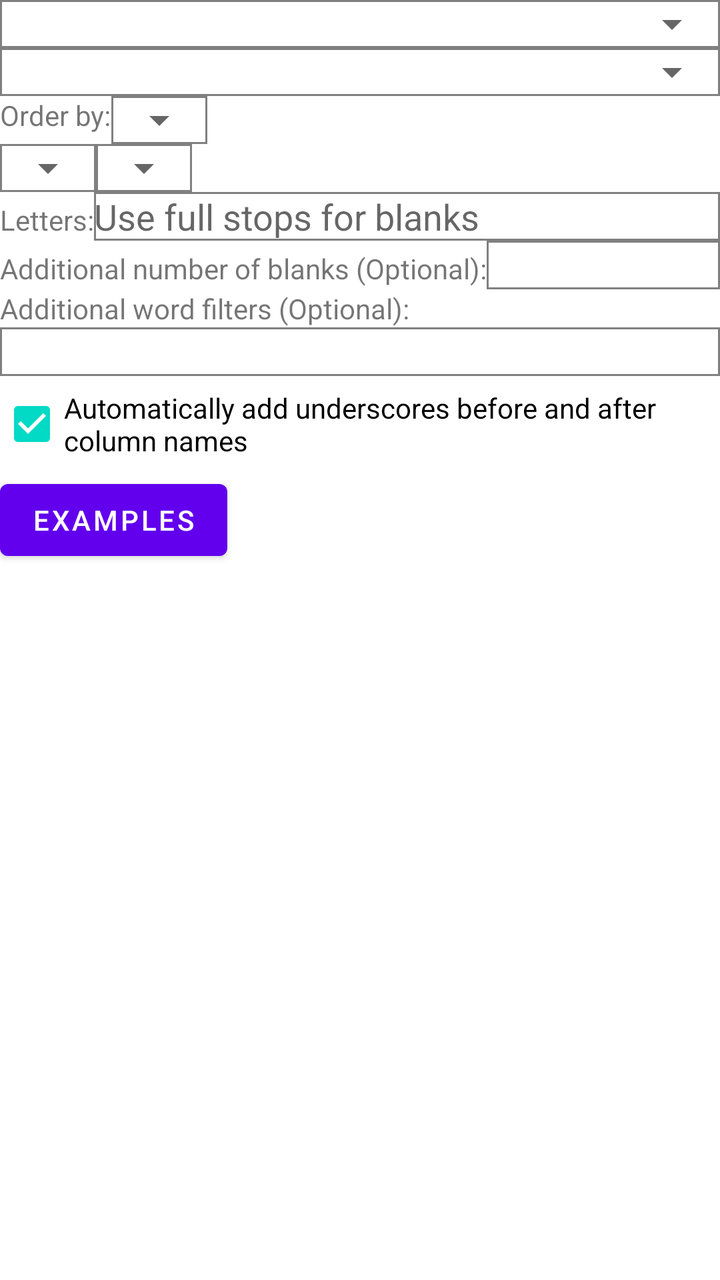
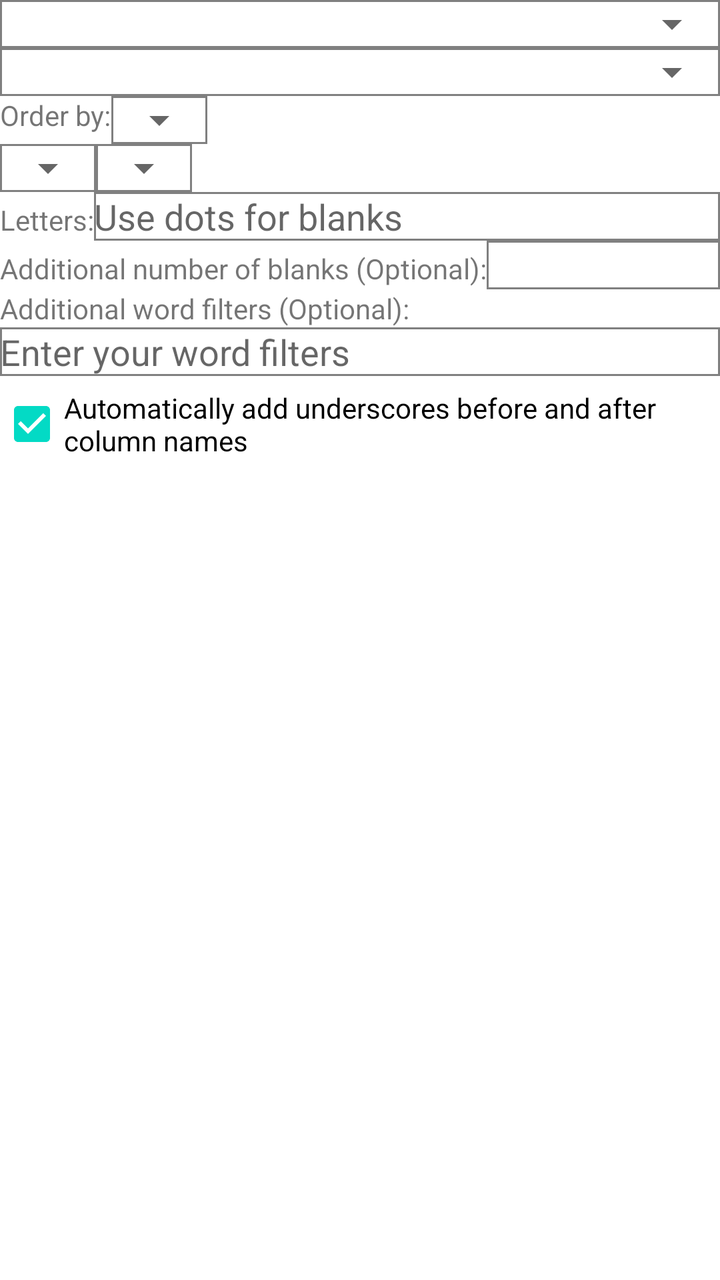

Before-and-after screenshots of an Android layout around one commit, followed by the original layout XML and the change that was made.
<!-- AndroidManifest.xml: application theme Theme.WordQuiz -->
<!-- res/layout/subanagram.xml -->
<?xml version="1.0" encoding="utf-8"?>
<ScrollView xmlns:android="http://schemas.android.com/apk/res/android"
    android:layout_width="match_parent"
    android:layout_height="wrap_content">
    <LinearLayout
        android:orientation="vertical"
        android:layout_width="match_parent"
        android:layout_height="wrap_content">
        <FrameLayout
            android:layout_width="match_parent"
            android:layout_height="wrap_content"
            android:background="@drawable/rectangle">
            <Spinner
                android:id="@+id/spinner37"
                android:layout_width="match_parent"
                android:layout_height="wrap_content" />
        </FrameLayout>
        <FrameLayout
            android:layout_width="match_parent"
            android:layout_height="wrap_content"
            android:background="@drawable/rectangle">
            <Spinner
                android:id="@+id/spinner10"
                android:layout_width="match_parent"
                android:layout_height="wrap_content" />
        </FrameLayout>
        <LinearLayout
            android:orientation="horizontal"
            android:layout_width="match_parent"
            android:layout_height="wrap_content">
            <TextView
                android:layout_width="wrap_content"
                android:layout_height="wrap_content"
                android:text="Order by:"
                android:id="@+id/textview84">
            </TextView>
            <FrameLayout
                android:layout_width="wrap_content"
                android:layout_height="wrap_content"
                android:background="@drawable/rectangle">
                <Spinner
                    android:id="@+id/spinner31"
                    android:layout_width="wrap_content"
                    android:layout_height="wrap_content" />
            </FrameLayout>
        </LinearLayout>
        <LinearLayout
            android:orientation="horizontal"
            android:layout_width="match_parent"
            android:layout_height="wrap_content">
            <FrameLayout
                android:layout_width="wrap_content"
                android:layout_height="wrap_content"
                android:background="@drawable/rectangle">
                <Spinner
                    android:id="@+id/spinner32"
                    android:layout_width="wrap_content"
                    android:layout_height="wrap_content" />
            </FrameLayout>
            <FrameLayout
                android:layout_width="wrap_content"
                android:layout_height="wrap_content"
                android:background="@drawable/rectangle">
                <Spinner
                    android:id="@+id/spinner33"
                    android:layout_width="wrap_content"
                    android:layout_height="wrap_content" />
            </FrameLayout>
        </LinearLayout>
        <LinearLayout
            android:orientation="horizontal"
            android:layout_width="match_parent"
            android:layout_height="wrap_content">
            <TextView
                android:id="@+id/textview29"
                android:layout_width="wrap_content"
                android:layout_height="wrap_content"
                android:text="Letters:">
            </TextView>
            <EditText
                android:id="@+id/edittext19"
                android:layout_width="match_parent"
                android:layout_height="wrap_content"
                android:hint="Use full stops for blanks"
                android:background="@drawable/rectangle">
            </EditText>
        </LinearLayout>
        <LinearLayout
            android:orientation="horizontal"
            android:layout_width="match_parent"
            android:layout_height="wrap_content">
            <TextView
                android:id="@+id/textview30"
                android:layout_width="wrap_content"
                android:layout_height="wrap_content"
                android:text="Additional number of blanks (Optional):">
            </TextView>
            <EditText
                android:id="@+id/edittext20"
                android:layout_width="match_parent"
                android:layout_height="wrap_content"
                android:background="@drawable/rectangle"
                android:inputType="number">
            </EditText>
        </LinearLayout>
        <TextView
            android:id="@+id/textview31"
            android:layout_width="wrap_content"
            android:layout_height="wrap_content"
            android:text="Additional word filters (Optional):">
        </TextView>
        <EditText
            android:id="@+id/edittext29"
            android:layout_width="match_parent"
            android:layout_height="wrap_content"
            android:background="@drawable/rectangle">
        </EditText>
        <CheckBox
            android:id="@+id/checkbox4"
            android:layout_width="wrap_content"
            android:layout_height="wrap_content"
            android:checked="true"
            android:text="Automatically add underscores before and after column names">
        </CheckBox>
        <Button
            android:id="@+id/button81"
            android:layout_width="wrap_content"
            android:layout_height="wrap_content"
            android:text="Examples">
        </Button>
        <TextView
            android:id="@+id/textview32"
            android:layout_width="match_parent"
            android:layout_height="wrap_content">
        </TextView>
    </LinearLayout>
</ScrollView>
<!-- resources referenced by this layout -->
<resources>
  <!-- drawable rectangle (drawable) -->
  <?xml version="1.0" encoding="utf-8"?>
  <shape xmlns:android="http://schemas.android.com/apk/res/android">
      <stroke
          android:width="1dp"
          android:color="@color/gray"/>
  </shape>
  <style name="Theme.WordQuiz" parent="Theme.MaterialComponents.DayNight.NoActionBar">
          
          <item name="colorPrimary">@color/purple_500</item>
          <item name="colorPrimaryVariant">@color/purple_700</item>
          <item name="colorOnPrimary">@color/white</item>
          
          <item name="colorSecondary">@color/teal_200</item>
          <item name="colorSecondaryVariant">@color/teal_700</item>
          <item name="colorOnSecondary">@color/black</item>
          
          <item name="android:statusBarColor" tools:targetApi="l">?attr/colorPrimaryVariant</item>
          
      </style>
  <color name="gray">#FF808080</color>
  <color name="purple_500">#FF6200EE</color>
  <color name="purple_700">#FF3700B3</color>
  <color name="white">#FFFFFFFF</color>
  <color name="teal_200">#FF03DAC5</color>
  <color name="teal_700">#FF018786</color>
  <color name="black">#FF000000</color>
</resources>

<!-- the commit's change to res/layout/subanagram.xml (unified diff, before → after) -->
@@ -81,7 +81,7 @@
                 android:id="@+id/edittext19"
                 android:layout_width="match_parent"
                 android:layout_height="wrap_content"
-                android:hint="Use full stops for blanks"
+                android:hint="Use dots for blanks"
                 android:background="@drawable/rectangle">
             </EditText>
         </LinearLayout>
@@ -113,6 +113,7 @@
             android:id="@+id/edittext29"
             android:layout_width="match_parent"
             android:layout_height="wrap_content"
+            android:hint="Enter your word filters"
             android:background="@drawable/rectangle">
         </EditText>
         <CheckBox
@@ -122,16 +123,10 @@
             android:checked="true"
             android:text="Automatically add underscores before and after column names">
         </CheckBox>
-        <Button
-            android:id="@+id/button81"
+        <FrameLayout
             android:layout_width="wrap_content"
             android:layout_height="wrap_content"
-            android:text="Examples">
-        </Button>
-        <TextView
-            android:id="@+id/textview32"
-            android:layout_width="match_parent"
-            android:layout_height="wrap_content">
-        </TextView>
+            android:id="@+id/framelayout3">
+        </FrameLayout>
     </LinearLayout>
 </ScrollView>
